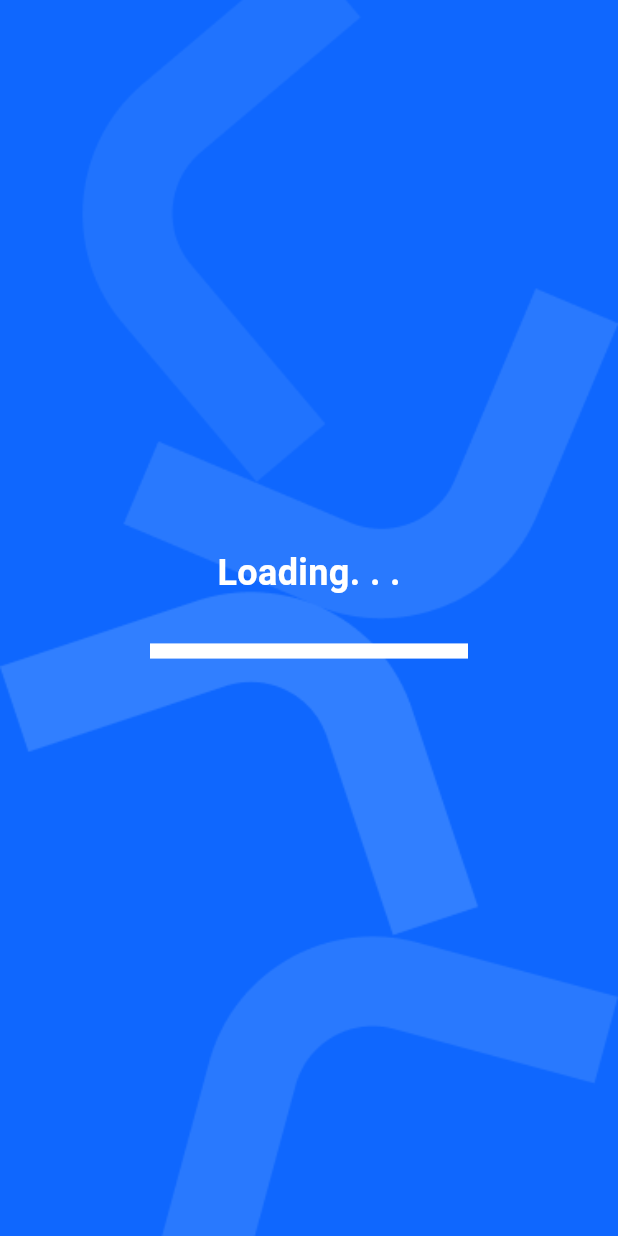
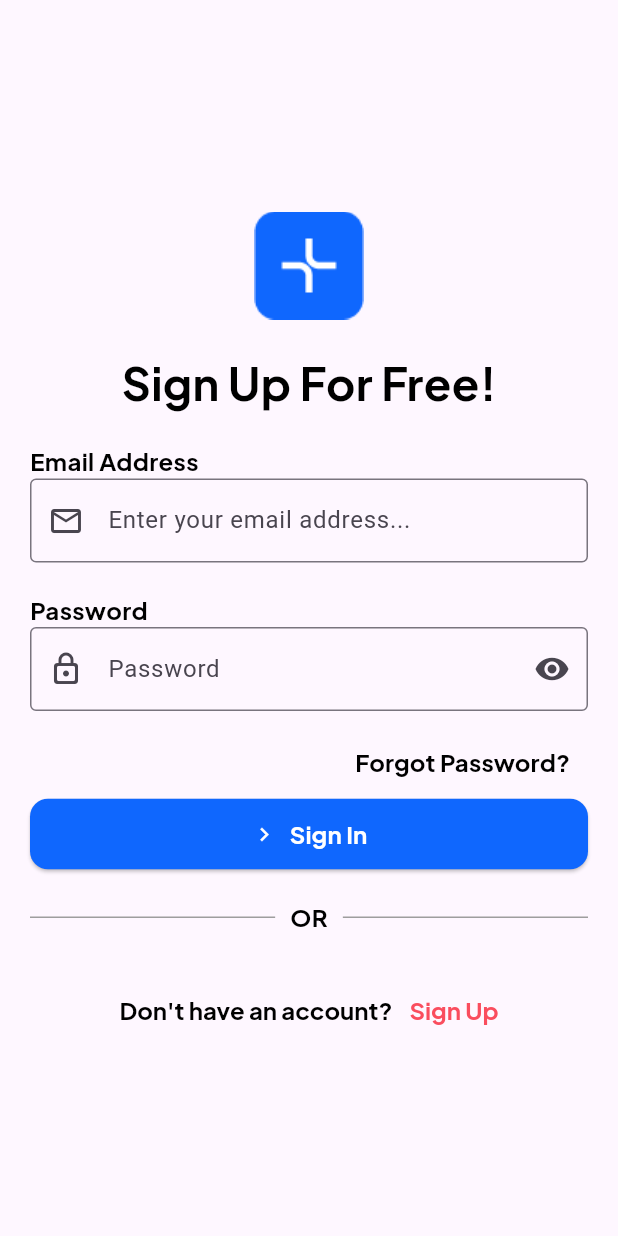
Before and after one commit to thanhdangg/Healthcare-Wellness, a Flutter app: the screen it shows after launch, on a phone screen of 412 x 824 dp. Run offline on Flutter 3.47's test engine with Material 3 defaults, Android fonts, the light colour scheme and no system bars; our stand-ins replace auto_route, flutter_bloc.

Commit message:
feat(bloc): apply bloc and handle action on Sign up

```diff
--- a/lib/configs/app_router.dart
+++ b/lib/configs/app_router.dart
@@ -2,6 +2,7 @@ import 'package:auto_route/auto_route.dart';
 import 'package:flutter/material.dart';
 import 'package:healthcare_wellness/screens/home/home_page.dart';
 import 'package:healthcare_wellness/screens/sign_in/sign_in_page.dart';
+import 'package:healthcare_wellness/screens/sign_up/sign_up_page.dart';
 import 'package:healthcare_wellness/screens/splash/splash_page.dart';
 import 'package:healthcare_wellness/screens/welcome/welcome_page.dart';
 part 'app_router.gr.dart';
@@ -10,9 +11,10 @@ part 'app_router.gr.dart';
 class AppRouter extends _$AppRouter {
   @override
   List<AutoRoute> get routes => [
-        AutoRoute(page: SplashRoute.page, path: '/'),
+        AutoRoute(page: SplashRoute.page, path: '/splash'),
         AutoRoute(page: HomeRoute.page, path: '/home'),
         AutoRoute(page: WelcomeRoute.page, path: '/welcome'),
         AutoRoute(page: SignInRoute.page, path: '/sign_in'),
+        AutoRoute(page: SignUpRoute.page, path: '/', initial: true),
       ];
 }
--- a/lib/main.dart
+++ b/lib/main.dart
@@ -1,16 +1,26 @@
 import 'package:flutter/material.dart';
+import 'package:flutter/services.dart';
+import 'package:flutter_bloc/flutter_bloc.dart';
 import 'package:healthcare_wellness/configs/app_router.dart';
+import 'package:healthcare_wellness/screens/sign_up/bloc/sign_up_bloc.dart';
 
 void main() {
-  runApp(MyApp());
+  WidgetsFlutterBinding.ensureInitialized();
+
+  SystemChrome.setPreferredOrientations([DeviceOrientation.portraitUp]);
+  SystemChrome.setSystemUIOverlayStyle(const SystemUiOverlayStyle(
+      statusBarColor: Colors.transparent,
+      // transparent status bar
+      statusBarBrightness: Brightness.dark,
+      statusBarIconBrightness: Brightness.dark,
+      systemNavigationBarIconBrightness: Brightness.light,
+      systemNavigationBarColor: Colors.black));
+
+  runApp(const MyApp());
 }
 
-class MyApp extends StatelessWidget {
-  MyApp({super.key});
-
-  // make sure you don't initiate your router
-  // inside of the build function.
-  final _appRouter = AppRouter();
+class MyApp extends StatefulWidget {
+  const MyApp({super.key});
 
   // Future<Widget> getLandingPage() async {
   //   final SharedPreferences prefs = await SharedPreferences.getInstance();
@@ -27,14 +37,32 @@ class MyApp extends StatelessWidget {
   // }
 
   @override
+  State<MyApp> createState() => _MyAppState();
+}
+
+class _MyAppState extends State<MyApp> {
+  // make sure you don't initiate your router
+  // inside of the build function.
+  final _appRouter = AppRouter();
+  @override
+  void initState() {
+    super.initState();
+  }
+
+  @override
   Widget build(BuildContext context) {
-    return MaterialApp.router(
-      title: "My App",
-      theme: ThemeData(
-        primarySwatch: Colors.blue,
+    return MultiBlocProvider(
+      providers: [
+        BlocProvider<SignUpBloc>(create: (context) => SignUpBloc(context: context)),
+      ],
+      child: MaterialApp.router(
+        title: "My App",
+        theme: ThemeData(
+          primarySwatch: Colors.blue,
+        ),
+        debugShowCheckedModeBanner: false,
+        routerConfig: _appRouter.config(),
       ),
-      debugShowCheckedModeBanner: false,
-      routerConfig: _appRouter.config(),
     );
   }
 }
--- /dev/null
+++ b/lib/screens/sign_up/bloc/sign_up_bloc.dart
@@ -0,0 +1,30 @@
+import 'package:flutter/material.dart';
+import 'package:flutter_bloc/flutter_bloc.dart';
+import 'package:healthcare_wellness/screens/sign_up/bloc/sign_up_event.dart';
+import 'package:healthcare_wellness/screens/sign_up/bloc/sign_up_state.dart';
+import 'package:healthcare_wellness/utils/enums.dart';
+
+class SignUpBloc extends Bloc<SignUpEvent, SignUpState> {
+  final BuildContext context;
+
+  SignUpBloc({required this.context}) : super(SignUpState(status: BlocStateStatus.initial)) {
+    on<OnSignUp>(
+      (event, emit) async {
+        // show loading
+        emit(state.copyWith(status: BlocStateStatus.loading, isError: true));
+        // call api
+        debugPrint("====event=${event.email} ==== ${state.status}  isError = ${state.isError}");
+        await Future.delayed(const Duration(seconds: 3));
+        // emit trang thai success
+        if (event.email.isEmpty) {
+          emit(state.copyWith(status: BlocStateStatus.failed));
+        } else {
+          emit(state.copyWith(status: BlocStateStatus.success));
+        }
+        debugPrint("====event=${event.email} ==== ${state.status}  isEnabled = ${state.isError}");
+      },
+    );
+  }
+}
+
+/// SignUpState: status = BlocStateStatus.initial, email = null, password= null, isEnableButton = null
--- /dev/null
+++ b/lib/screens/sign_up/bloc/sign_up_event.dart
@@ -0,0 +1,13 @@
+abstract class SignUpEvent {}
+
+class OnSignUp extends SignUpEvent {
+  final String email;
+  final String password;
+
+  OnSignUp({required this.email, required this.password});
+}
+
+class OnForgotPassword extends SignUpEvent {
+  final String email;
+  OnForgotPassword({required this.email});
+}
--- /dev/null
+++ b/lib/screens/sign_up/bloc/sign_up_state.dart
@@ -0,0 +1,26 @@
+// Define trang thai cua man hinh
+
+import 'package:healthcare_wellness/utils/enums.dart';
+
+class SignUpState {
+  final BlocStateStatus status;
+  final bool? isEnabledButton;
+  final bool? isError;
+
+  SignUpState({
+    this.isEnabledButton,
+    this.isError,
+    required this.status,
+  });
+
+  SignUpState copyWith({
+    BlocStateStatus? status,
+    bool? isEnabledButton,
+    bool? isError,
+  }) {
+    return SignUpState(
+        status: status ?? this.status,
+        isEnabledButton: isEnabledButton ?? this.isEnabledButton,
+        isError: isError);
+  }
+}
--- /dev/null
+++ b/lib/screens/sign_up/sign_up_page.dart
@@ -0,0 +1,300 @@
+import 'package:auto_route/auto_route.dart';
+import 'package:flutter/gestures.dart';
+import 'package:flutter/material.dart';
+import 'package:flutter_bloc/flutter_bloc.dart';
+import 'package:healthcare_wellness/configs/app_colors.dart';
+import 'package:healthcare_wellness/configs/app_font.dart';
+import 'package:healthcare_wellness/configs/app_router.dart';
+import 'package:healthcare_wellness/screens/sign_up/bloc/sign_up_bloc.dart';
+import 'package:healthcare_wellness/screens/sign_up/bloc/sign_up_event.dart';
+import 'package:healthcare_wellness/screens/sign_up/bloc/sign_up_state.dart';
+import 'package:healthcare_wellness/utils/enums.dart';
+import 'package:healthcare_wellness/utils/widgets/custom_button.dart';
+
+@RoutePage()
+class SignUpPage extends StatefulWidget {
+  const SignUpPage({super.key});
+
+  @override
+  State<SignUpPage> createState() => _SignUpPageState();
+}
+
+class _SignUpPageState extends State<SignUpPage> {
+  final ValueNotifier<bool> _obscureText = ValueNotifier<bool>(false);
+  final TextEditingController _emailController = TextEditingController();
+  final TextEditingController _passwordController = TextEditingController();
+  late final SignUpBloc _bloc;
+
+  @override
+  void initState() {
+    super.initState();
+    _bloc = BlocProvider.of<SignUpBloc>(context);
+  }
+
+  @override
+  void dispose() {
+    _emailController.dispose();
+    _passwordController.dispose();
+    super.dispose();
+  }
+
+  void _togglePasswordVisibility() {
+    _obscureText.value = !_obscureText.value;
+    setState(() {});
+  }
+
+  void onSignUp(BuildContext context) {
+    context.router.push(const SignInRoute());
+  }
+
+  void onLogin(BuildContext context) {
+    context.router.popAndPush(HomeRoute(title: "Home"));
+  }
+
+  void checkLogin(String email, String password) {
+    if (email == 'test@test.com' && password == '12345678') {
+      onLogin(context);
+    } else {
+      showDialog(
+        context: context,
+        builder: (context) {
+          return AlertDialog(
+            title: const Text('Login Failed'),
+            content: const Text('Please check your email or password'),
+            actions: <Widget>[
+              TextButton(
+                child: const Text('OK'),
+                onPressed: () {
+                  Navigator.pop(context);
+                },
+              ),
+            ],
+          );
+        },
+      );
+    }
+  }
+
+  @override
+  Widget build(BuildContext context) {
+    return Scaffold(
+      body: BlocConsumer<SignUpBloc, SignUpState>(
+        listener: (BuildContext context, SignUpState state) {
+          if (state.status == BlocStateStatus.success) {
+            context.router.replace(HomeRoute(title: "Welcome Lan"));
+          }
+          if (state.status == BlocStateStatus.failed) {
+            showDialog(
+              context: context,
+              builder: (context) {
+                return AlertDialog(
+                  title: const Text('Login Failed'),
+                  content: const Text('Please check your email or password'),
+                  actions: <Widget>[
+                    TextButton(
+                      child: const Text('OK'),
+                      onPressed: () {
+                        Navigator.pop(context);
+                      },
+                    ),
+                  ],
+                );
+              },
+            );
+          }
+        },
+        builder: (context, state) {
+          return Stack(
+            children: [
+              Padding(
+                padding: const EdgeInsets.all(20),
+                child: Column(
+                  mainAxisAlignment: MainAxisAlignment.center,
+                  children: <Widget>[
+                    Image.asset('assets/images/img_logo.png'),
+                    const SizedBox(height: 20.0),
+                    const Text(
+                      "Sign Up For Free!",
+                      style: AppFont.heading_extra_bold,
+                    ),
+                    const SizedBox(height: 20.0),
+                    const Align(
+                      alignment: Alignment.centerLeft,
+                      child: Text(
+                        'Email Address',
+                        style: AppFont.body_text_bold,
+                      ),
+                    ),
+                    TextFormField(
+                      controller: _emailController,
+                      decoration: const InputDecoration(
+                        labelText: 'Enter your email address...',
+                        border: OutlineInputBorder(),
+                        prefixIcon: Icon(
+                          Icons.email_outlined,
+                        ),
+                      ),
+                      keyboardType: TextInputType.emailAddress,
+                      validator: (value) {
+                        if (value == null || value.isEmpty) {
+                          return 'Please enter your email';
+                        }
+                        if (!value.contains('@')) {
+                          return 'Please enter a valid email';
+                        }
+                        return null;
+                      },
+                    ),
+                    const SizedBox(
+                      height: 20,
+                    ),
+                    const Align(
+                      alignment: Alignment.centerLeft,
+                      child: Text(
+                        'Password',
+                        style: AppFont.body_text_bold,
+                      ),
+                    ),
+                    ValueListenableBuilder<bool>(
+                      builder: (context, bool obscureText, Widget? child) {
+                        debugPrint("=======On Changed=====");
+                        return TextFormField(
+                          controller: _passwordController,
+                          decoration: InputDecoration(
+                            labelText: 'Password',
+                            border: const OutlineInputBorder(),
+                            prefixIcon: const Icon(
+                              Icons.lock_outline_rounded,
+                            ),
+                            suffixIcon: IconButton(
+                              icon: const Icon(Icons.visibility),
+                              onPressed: _togglePasswordVisibility,
+                            ),
+                          ),
+                          obscureText: obscureText,
+                          validator: (value) {
+                            if (value == null || value.isEmpty) {
+                              return 'Please enter your password';
+                            }
+                            if (value.length < 8) {
+                              return 'Password must be at least 8 characters';
+                            }
+                            return null;
+                          },
+                        );
+                      },
+                      valueListenable: _obscureText,
+                    ),
+                    const SizedBox(height: 10.0),
+                    Align(
+                      alignment: Alignment.centerRight,
+                      child: TextButton(
+                        child: const Text(
+                          'Forgot Password?',
+                          selectionColor: AppColors.textAppName,
+                          style: AppFont.body_text_bold,
+                        ),
+                        onPressed: () {
+                          // context.go('/forgot_password');
+                        },
+                      ),
+                    ),
+                    SizedBox(
+                      width: double.infinity,
+                      child: CustomButton(
+                        text: 'Sign In',
+                        onPressed: () {
+                          if (_validInput()) {
+                            String email = _emailController.text;
+                            String password = _passwordController.text;
+                            // checkLogin(email, password);
+                            _bloc.add(OnSignUp(email: email, password: password));
+                          } else {
+                            // show error
+                          }
+                        },
+                      ),
+                    ),
+                    const SizedBox(
+                      height: 20.0,
+                    ),
+                    Row(
+                      children: <Widget>[
+                        Expanded(
+                          child: Container(
+                            margin: const EdgeInsets.only(right: 10.0),
+                            height: 1.0,
+                            color: Colors.grey,
+                          ),
+                        ),
+                        const Text(
+                          'OR',
+                          style: AppFont.body_text_bold,
+                        ),
+                        Expanded(
+                          child: Container(
+                            margin: const EdgeInsets.only(left: 10.0),
+                            height: 1.0,
+                            color: Colors.grey,
+                          ),
+                        ),
+                      ],
+                    ),
+                    const SizedBox(height: 20.0),
+                    // Row(
+                    //   mainAxisAlignment: MainAxisAlignment.center,
+                    //   children: [
+                    // ButtonLoginWith(
+                    //   iconImage: const AssetImage('assets/images/ic_facebook.png'),
+                    //   onPressed: () {},
+                    // ),
+                    // const SizedBox(width: 20),
+                    // ButtonLoginWith(
+                    //   iconImage: const AssetImage('assets/images/ic_google.png'),
+                    //   onPressed: () {},
+                    // ),
+                    // const SizedBox(width: 20),
+                    // ButtonLoginWith(
+                    //   iconImage: const AssetImage('assets/images/ic_instagram.png'),
+                    //   onPressed: () {},
+                    // ),
+                    // ],
+                    // ),
+                    const SizedBox(height: 20.0),
+                    RichText(
+                      text: TextSpan(
+                        style: AppFont.body_text_bold,
+                        children: <TextSpan>[
+                          const TextSpan(
+                            text: "Don't have an account?   ",
+                          ),
+                          TextSpan(
+                            text: " Sign Up",
+                            style: AppFont.body_text_bold.copyWith(
+                              color: AppColors.onErrorColor,
+                            ),
+                            recognizer: TapGestureRecognizer()..onTap = () => onSignUp(context),
+                          ),
+                        ],
+                      ),
+                    ),
+                  ],
+                ),
+              ),
+              if (state.status == BlocStateStatus.loading)
+                const Center(
+                  child: CircularProgressIndicator(
+                    color: Colors.red,
+                  ),
+                ),
+            ],
+          );
+        },
+      ),
+    );
+  }
+
+  bool _validInput() {
+    return true;
+  }
+}
--- a/lib/screens/welcome/widgets/get_started_frame_view.dart
+++ b/lib/screens/welcome/widgets/get_started_frame_view.dart
@@ -50,13 +50,13 @@ class GetStartedFrameView extends StatelessWidget {
                   style:
                       AppFont.heading_extra_bold.copyWith(color: AppColors.textAppName),
                 ),
-                TextSpan(text: " UI Kit"),
+                const TextSpan(text: " UI Kit"),
               ],
             ),
           ),
           const SizedBox(height: 32),
           Image.asset('assets/images/img_welcome_first.png'),
-          SizedBox(height: 32),
+          const SizedBox(height: 32),
           CustomButton(
             text: 'Get Started',
             onPressed: () => onGetStarted(context),
--- /dev/null
+++ b/lib/utils/enums.dart
@@ -0,0 +1 @@
+enum BlocStateStatus { initial, loading, success, failed, updated }
--- /dev/null
+++ b/lib/utils/share_preference/share_preference_management.dart
@@ -0,0 +1,3 @@
+class SharePreference {
+  final isFirstTime = 'isFirstTime';
+}
--- a/pubspec.yaml
+++ b/pubspec.yaml
@@ -20,6 +20,8 @@ dependencies:
   shared_preferences: ^2.2.3
   percent_indicator: ^4.2.3
   auto_route: ^7.9.2
+  flutter_bloc: ^8.1.6
+
 
 dev_dependencies:
   flutter_test:
```
Also changed, not shown: lib/screens/splash/splash_page.dart (+7 -8 lines), lib/configs/app_router.gr.dart.
